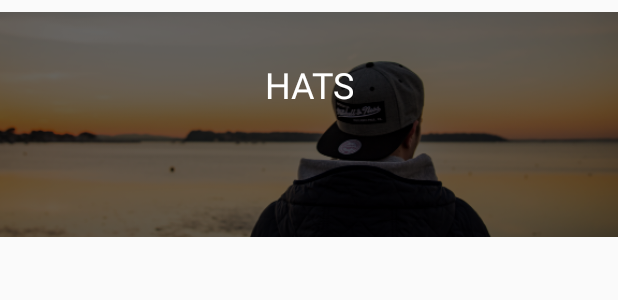
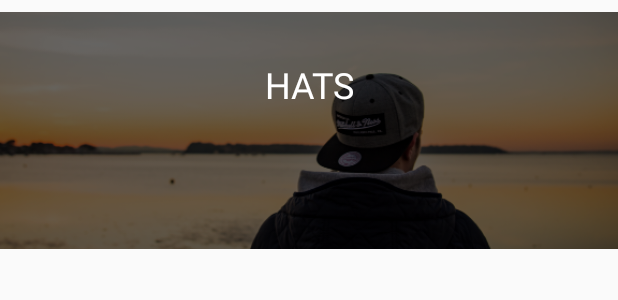
Before and after one commit to Sivatronics/CoderSwag, an Android app: the layout category_list_item.xml on its own in the app's theme, with its tools: preview values and no code run, on a phone screen of 412 x 824 dp. Shown: the top 300 px of the screen. Run offline under Robolectric (Android 15) with nearby library versions, the phone set to English and light mode, and no system bars.

Commit message:
Recycle view adapter

```diff
--- a/app/build.gradle
+++ b/app/build.gradle
@@ -35,5 +35,4 @@ dependencies {
     testImplementation 'junit:junit:4.12'
     androidTestImplementation 'androidx.test.ext:junit:1.1.1'
     androidTestImplementation 'androidx.test.espresso:espresso-core:3.2.0'
-
 }
--- a/app/src/main/java/com/example/coderswag/Adapters/CategoryAdapter.kt
+++ b/app/src/main/java/com/example/coderswag/Adapters/CategoryAdapter.kt
@@ -12,10 +12,7 @@ import com.example.coderswag.R
 import kotlinx.android.synthetic.main.activity_main.*
 import kotlinx.android.synthetic.main.category_list_item.view.*
 
-class CategoryAdapter( context: Context, categories: List<Category>): BaseAdapter() {
-
-    val context = context
-    val categories = categories
+class CategoryAdapter(val context: Context, val categories: List<Category>): BaseAdapter() {
 
     override fun getView(position: Int, convertView: View?, parent: ViewGroup?): View {
 
--- a/app/src/main/res/layout/activity_main.xml
+++ b/app/src/main/res/layout/activity_main.xml
@@ -18,7 +18,7 @@
         app:layout_constraintTop_toTopOf="parent"
         app:layout_constraintVertical_bias="0.039" />
 
-    <view class="androidx.appcompat.app.AlertController$RecycleListView"
+     <androidx.recyclerview.widget.RecyclerView
         android:id="@+id/categoryListView"
         android:layout_width="0dp"
         android:layout_height="0dp"
--- a/app/src/main/res/layout/category_list_item.xml
+++ b/app/src/main/res/layout/category_list_item.xml
@@ -4,12 +4,12 @@
     xmlns:tools="http://schemas.android.com/tools"
     android:id="@+id/category_list_item"
     android:layout_width="match_parent"
-    android:layout_height="match_parent">
+    android:layout_height="166dp">
 
     <ImageView
         android:id="@+id/categoryImage"
         android:layout_width="0dp"
-        android:layout_height="150dp"
+        android:layout_height="wrap_content"
         android:layout_marginTop="8dp"
         android:layout_marginBottom="8dp"
         android:scaleType="centerCrop"
```
Also changed, not shown: app/src/main/java/com/example/coderswag/Adapters/CategoryRecycleAdapter.kt (added, +41 -0 lines), app/src/main/java/com/example/coderswag/Controller/MainActivity.kt (+8 -2 lines).
